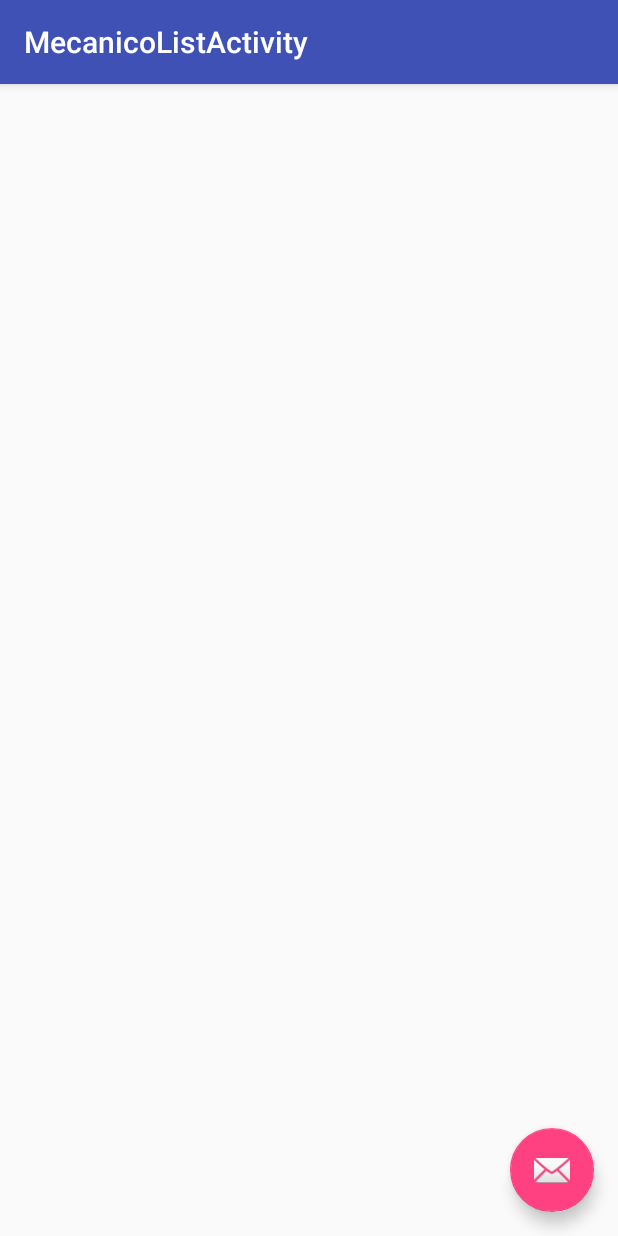
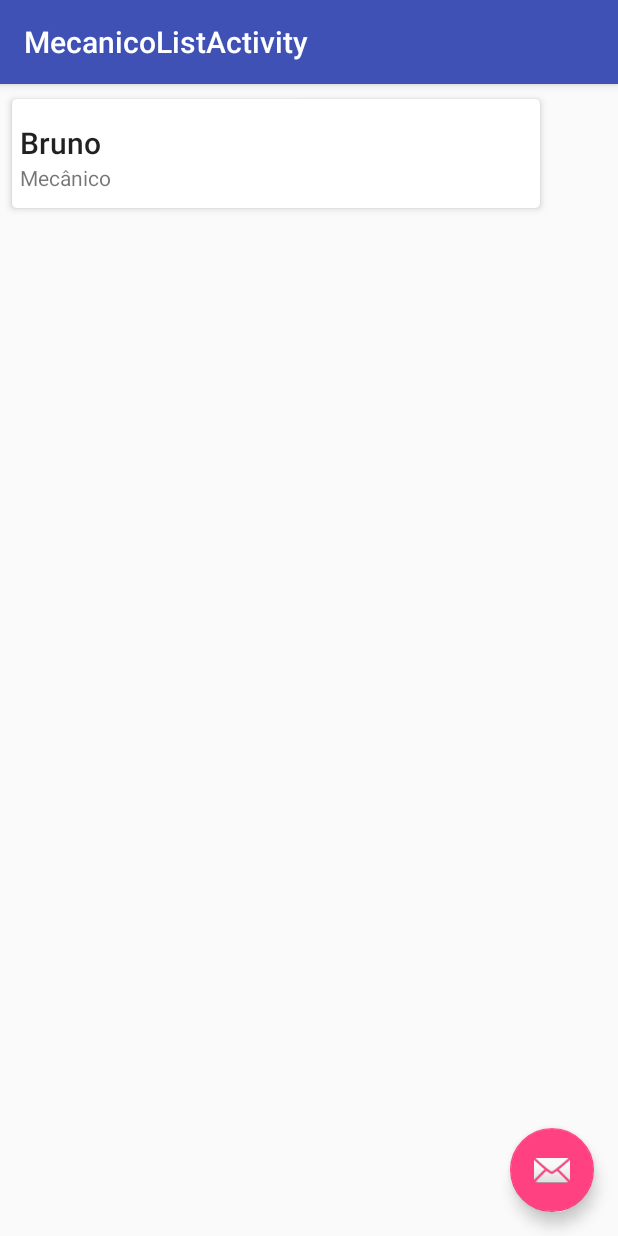
Before and after one commit to mbissonho/Trabalho03-2018-1, an Android app: the MecanicoListActivity screen opened directly, with no data from a screen before it, on a phone screen of 412 x 824 dp. Run offline under Robolectric (Android 15) with nearby library versions, the phone set to English and light mode, and no system bars.

Commit message:
MecanicoAdapter construído e funcionando com a implementação do RecyclerView.

```diff
--- /dev/null
+++ b/app/src/main/java/br/edu/iff/pooa20181/trabalho03_2018_1/ClickRecyclerViewListener.java
@@ -0,0 +1,7 @@
+package br.edu.iff.pooa20181.trabalho03_2018_1;
+
+public interface ClickRecyclerViewListener {
+
+    void onClick(Object object);
+
+}
--- /dev/null
+++ b/app/src/main/java/br/edu/iff/pooa20181/trabalho03_2018_1/MecanicoAdapter.java
@@ -0,0 +1,78 @@
+package br.edu.iff.pooa20181.trabalho03_2018_1;
+
+import android.content.Context;
+import android.support.annotation.NonNull;
+import android.support.v7.widget.RecyclerView;
+import android.view.LayoutInflater;
+import android.view.View;
+import android.view.ViewGroup;
+import android.widget.TextView;
+
+import java.util.List;
+
+import br.edu.iff.pooa20181.trabalho03_2018_1.model.Mecanico;
+
+public class MecanicoAdapter extends RecyclerView.Adapter{
+
+    private List<Mecanico> mecanicos;
+    private Context ctx;
+    private static ClickRecyclerViewListener clickRecyclerViewListener;
+
+
+    public MecanicoAdapter(List<Mecanico> mecanicos, Context ctx, ClickRecyclerViewListener clickRecyclerViewListener){
+        this.mecanicos = mecanicos;
+        this.ctx = ctx;
+        this.clickRecyclerViewListener = clickRecyclerViewListener;
+    }
+
+
+    @NonNull
+    @Override
+    public RecyclerView.ViewHolder onCreateViewHolder(@NonNull ViewGroup parent, int viewType) {
+
+        View view = LayoutInflater.from(this.ctx).inflate(R.layout.item_mecanico, parent, false);
+        MecanicoHolder mecanicoHolder = new MecanicoHolder(view);
+
+        return mecanicoHolder;
+    }
+
+    @Override
+    public void onBindViewHolder(@NonNull RecyclerView.ViewHolder holder, int position) {
+
+        MecanicoHolder mecanicoHolder = (MecanicoHolder) holder;
+
+        Mecanico mecanico = this.mecanicos.get(position);
+
+        mecanicoHolder.nome.setText(mecanico.getNome());
+        mecanicoHolder.funcao.setText(mecanico.getFuncao());
+    }
+
+
+
+    @Override
+    public int getItemCount() {
+        return this.mecanicos.size();
+    }
+
+    public class MecanicoHolder extends RecyclerView.ViewHolder {
+
+        private TextView nome, funcao;
+
+
+        public MecanicoHolder(View view){
+            super(view);
+
+            this.nome = view.findViewById(R.id.lNomeMecanico);
+            this.funcao = view.findViewById(R.id.lFuncaoMecanico);
+
+            view.setOnClickListener(new View.OnClickListener() {
+                @Override
+                public void onClick(View view) {
+                    clickRecyclerViewListener.onClick(mecanicos.get(getLayoutPosition()));
+                }
+            });
+        }
+
+    }
+
+}
--- a/app/src/main/java/br/edu/iff/pooa20181/trabalho03_2018_1/MecanicoListActivity.java
+++ b/app/src/main/java/br/edu/iff/pooa20181/trabalho03_2018_1/MecanicoListActivity.java
@@ -5,10 +5,17 @@ import android.os.Bundle;
 import android.support.design.widget.FloatingActionButton;
 import android.support.design.widget.Snackbar;
 import android.support.v7.app.AppCompatActivity;
+import android.support.v7.widget.LinearLayoutManager;
+import android.support.v7.widget.RecyclerView;
 import android.support.v7.widget.Toolbar;
 import android.view.View;
 
-public class MecanicoListActivity extends AppCompatActivity {
+import java.util.ArrayList;
+import java.util.List;
+
+import br.edu.iff.pooa20181.trabalho03_2018_1.model.Mecanico;
+
+public class MecanicoListActivity extends AppCompatActivity implements ClickRecyclerViewListener {
 
     @Override
     protected void onCreate(Bundle savedInstanceState) {
@@ -27,4 +34,33 @@ public class MecanicoListActivity extends AppCompatActivity {
         });
     }
 
+
+    protected void onResume(){
+        super.onResume();
+        RecyclerView recyclerView = findViewById(R.id.rvMecanicos);
+        recyclerView.setAdapter(new MecanicoAdapter(this.getMecanicos(),this,this));
+        recyclerView.setLayoutManager(new LinearLayoutManager(this));
+    }
+
+
+    public List<Mecanico> getMecanicos(){
+
+        ArrayList<Mecanico> list = new ArrayList<>();
+
+        Mecanico mecanico = new Mecanico();
+        mecanico.setNome("Bruno");
+        mecanico.setFuncao("Mecânico");
+
+        list.add(mecanico);
+
+        return list;
+    }
+
+    @Override
+    public void onClick(Object object) {
+
+    }
+
+
+
 }
--- a/app/src/main/java/br/edu/iff/pooa20181/trabalho03_2018_1/model/Mecanico.java
+++ b/app/src/main/java/br/edu/iff/pooa20181/trabalho03_2018_1/model/Mecanico.java
@@ -2,7 +2,7 @@ package br.edu.iff.pooa20181.trabalho03_2018_1.model;
 
 public class Mecanico {
 
-    private String nome, rua, bairro, dataDeNascimento, municipio;
+    private String nome, funcao, rua, bairro, dataDeNascimento, municipio;
     private Double latitude, longitude;
 
     public Mecanico(){
@@ -15,6 +15,14 @@ public class Mecanico {
 
     public void setNome(String nome) {
         this.nome = nome;
+    }
+
+    public String getFuncao() {
+        return funcao;
+    }
+
+    public void setFuncao(String funcao) {
+        this.funcao = funcao;
     }
 
     public String getRua() {
--- a/app/src/main/res/layout/content_mecanico_list.xml
+++ b/app/src/main/res/layout/content_mecanico_list.xml
@@ -8,4 +8,10 @@
     tools:context=".MecanicoListActivity"
     tools:showIn="@layout/activity_mecanico_list">
 
+    <android.support.v7.widget.RecyclerView
+        android:id="@+id/rvMecanicos"
+        android:layout_width="368dp"
+        android:layout_height="495dp"
+        tools:layout_editor_absoluteX="8dp"
+        tools:layout_editor_absoluteY="8dp" />
 </android.support.constraint.ConstraintLayout>
--- /dev/null
+++ b/app/src/main/res/layout/item_mecanico.xml
@@ -0,0 +1,49 @@
+<?xml version="1.0" encoding="utf-8"?>
+
+<android.support.v7.widget.CardView xmlns:android="http://schemas.android.com/apk/res/android"
+    android:layout_width="match_parent"
+    android:layout_height="wrap_content"
+    xmlns:app="http://schemas.android.com/apk/res-auto"
+    app:cardElevation="3dp"
+    app:cardUseCompatPadding="true"
+    app:cardPreventCornerOverlap="true"
+    app:cardCornerRadius="3dp"
+    android:layout_marginRight="4dp"
+    android:layout_marginLeft="4dp"
+    android:layout_marginBottom="4dp"
+    android:layout_marginTop="4dp"
+    android:clipChildren="false">
+
+    <RelativeLayout
+
+        android:layout_width="wrap_content"
+        android:layout_height="wrap_content"
+        android:orientation="horizontal"
+        android:padding="5dp">
+
+        <LinearLayout
+            android:layout_width="match_parent"
+            android:layout_height="wrap_content"
+            android:layout_gravity="center"
+            android:orientation="vertical"
+            android:paddingBottom="5dp">
+
+            <TextView
+                android:id="@+id/lNomeMecanico"
+                android:layout_width="wrap_content"
+                android:layout_height="wrap_content"
+                android:layout_marginTop="10dp"
+                android:text="Nome"
+                android:textAppearance="@style/Base.TextAppearance.AppCompat.SearchResult.Title" />
+
+            <TextView
+                android:id="@+id/lFuncaoMecanico"
+                android:layout_width="wrap_content"
+                android:layout_height="wrap_content"
+                android:text="Funcao"
+                android:textAppearance="@style/Base.TextAppearance.AppCompat.Small" />
+
+        </LinearLayout>
+    </RelativeLayout>
+
+</android.support.v7.widget.CardView>
```
